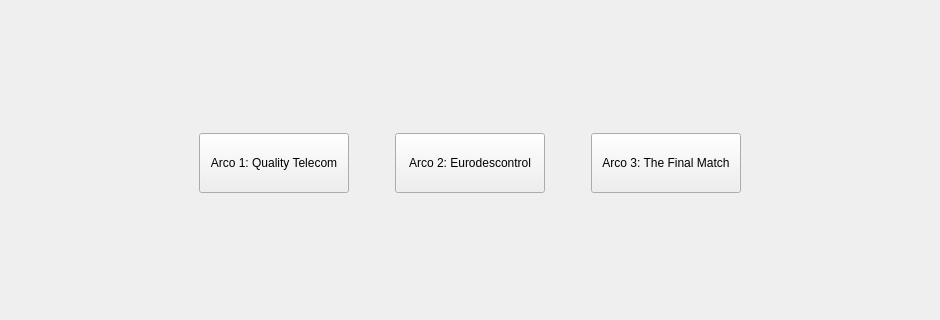
Before: the Qt Designer form sti3.ui in LORJIM/STI_The_Complete_Saga, drawn with Qt 5; both pictures show x 0 to 940 and y 162 to 482 of the 940 by 650 pixel window.
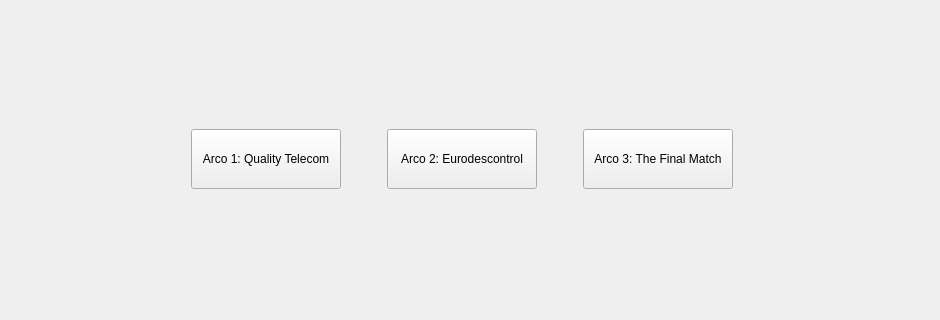
After: the same form once the commit is applied. Icons and pictures are not drawn.

What changed in the file:
```diff
--- a/sti3.ui
+++ b/sti3.ui
@@ -20,24 +20,48 @@
    <string>STI 3: La Venganza de Jesús</string>
   </property>
   <widget class="QWidget" name="page">
-   <layout class="QGridLayout" name="gridLayout">
-    <item row="0" column="0">
-     <layout class="QHBoxLayout" name="horizontalLayout_2">
-      <item>
-       <spacer name="horizontalSpacer_3">
-        <property name="orientation">
-         <enum>Qt::Horizontal</enum>
-        </property>
-        <property name="sizeHint" stdset="0">
-         <size>
-          <width>128</width>
-          <height>34</height>
-         </size>
-        </property>
-       </spacer>
-      </item>
-      <item>
+   <widget class="QLabel" name="label_19">
+    <property name="geometry">
+     <rect>
+      <x>100</x>
+      <y>30</y>
+      <width>741</width>
+      <height>101</height>
+     </rect>
+    </property>
+    <property name="text">
+     <string/>
+    </property>
+    <property name="pixmap">
+     <pixmap resource="images.qrc">:/images/STI3_Title.png</pixmap>
+    </property>
+    <property name="scaledContents">
+     <bool>true</bool>
+    </property>
+   </widget>
+   <widget class="QWidget" name="">
+    <property name="geometry">
+     <rect>
+      <x>40</x>
+      <y>290</y>
+      <width>843</width>
+      <height>62</height>
+     </rect>
+    </property>
        <layout class="QHBoxLayout" name="horizontalLayout">
+     <item>
+      <spacer name="horizontalSpacer_4">
+       <property name="orientation">
+        <enum>Qt::Horizontal</enum>
+       </property>
+       <property name="sizeHint" stdset="0">
+        <size>
+         <width>128</width>
+         <height>20</height>
+        </size>
+       </property>
+      </spacer>
+     </item>
         <item>
          <widget class="QPushButton" name="pushButton_6">
           <property name="minimumSize">
@@ -49,6 +73,16 @@
           <property name="text">
            <string>Arco 1: Quality Telecom</string>
           </property>
+       <property name="icon">
+        <iconset resource="iconos.qrc">
+         <normaloff>:/icons/jaime.ico</normaloff>:/icons/jaime.ico</iconset>
+       </property>
+       <property name="iconSize">
+        <size>
+         <width>32</width>
+         <height>32</height>
+        </size>
+       </property>
          </widget>
         </item>
         <item>
@@ -78,6 +112,16 @@
           <property name="text">
            <string>Arco 2: Eurodescontrol</string>
           </property>
+       <property name="icon">
+        <iconset resource="iconos.qrc">
+         <normaloff>:/icons/dani.ico</normaloff>:/icons/dani.ico</iconset>
+       </property>
+       <property name="iconSize">
+        <size>
+         <width>32</width>
+         <height>32</height>
+        </size>
+       </property>
          </widget>
         </item>
         <item>
@@ -113,26 +157,33 @@
           <property name="text">
            <string>Arco 3: The Final Match</string>
           </property>
-         </widget>
-        </item>
-       </layout>
+       <property name="icon">
+        <iconset resource="iconos.qrc">
+         <normaloff>:/icons/paco_6jg_icon.ico</normaloff>:/icons/paco_6jg_icon.ico</iconset>
+       </property>
+       <property name="iconSize">
+        <size>
+         <width>32</width>
+         <height>32</height>
+        </size>
+       </property>
+      </widget>
       </item>
       <item>
-       <spacer name="horizontalSpacer_4">
+      <spacer name="horizontalSpacer_3">
         <property name="orientation">
          <enum>Qt::Horizontal</enum>
         </property>
         <property name="sizeHint" stdset="0">
          <size>
           <width>128</width>
-          <height>20</height>
+         <height>34</height>
          </size>
         </property>
        </spacer>
       </item>
      </layout>
-    </item>
-   </layout>
+   </widget>
   </widget>
   <widget class="QWidget" name="page_2">
    <property name="minimumSize">
```
Left out of the diff: 5 changed lines with no effect on the pictures. Lines whose indentation alone changed are shown as unchanged.
